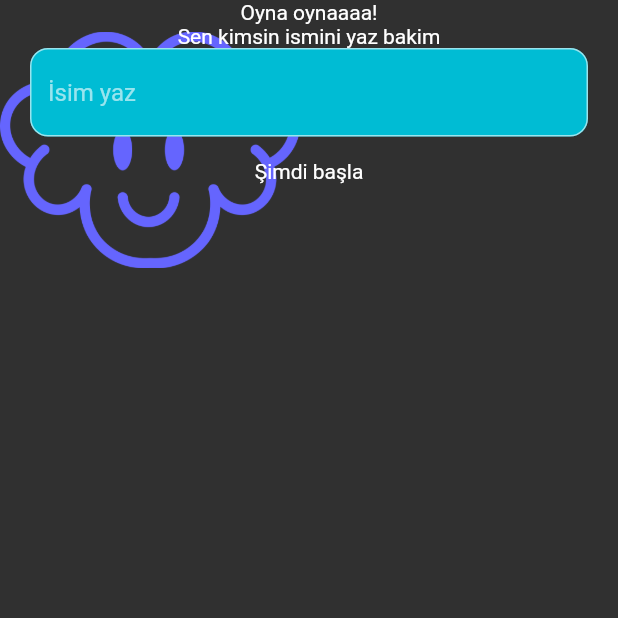
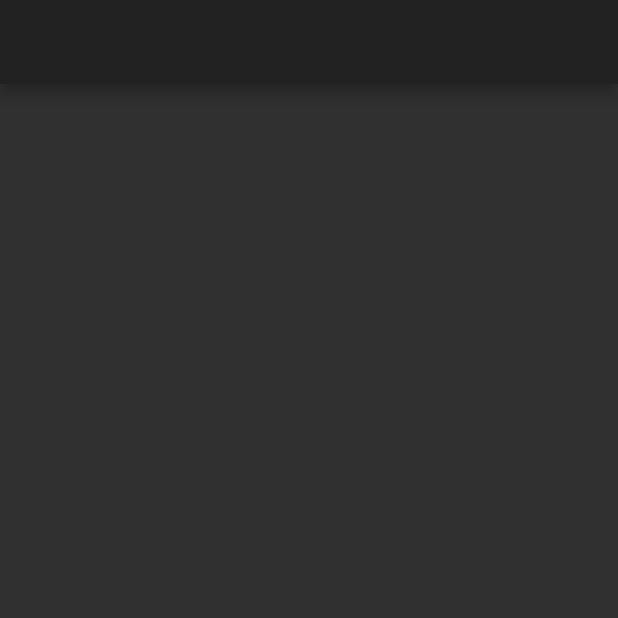
Before and after one commit to shatlykgur/quiz_app, a Flutter app: the screen it shows after launch, on a phone screen of 412 x 824 dp, the top half of it. Run offline on Flutter 3.47's test engine with Material 2 defaults, Android fonts, the light colour scheme and no system bars.

Commit message:
quiz_screen and constants

```diff
--- a/lib/constants.dart
+++ b/lib/constants.dart
@@ -1,4 +1,6 @@
 import 'package:flutter/cupertino.dart';
+
+import 'package:flutter/material.dart';
 
 const kSecondaryColor = Color(0xFF8B94BC);
 const kGreenColor = Color(0xFF6AC259);
--- a/lib/main.dart
+++ b/lib/main.dart
@@ -1,5 +1,7 @@
 import 'package:flutter/material.dart';
-import 'package:quiz_app/welcome_page/welcome_screen.dart';
+import 'package:quiz_app/screens/quiz/quiz_screen.dart';
+import 'package:quiz_app/screens/welcome_page/welcome_screen.dart';
+
 
 void main() => runApp(MyApp());
 
@@ -11,7 +13,7 @@ class MyApp extends StatelessWidget {
       title: 'quiz app',
       debugShowCheckedModeBanner: false,
       theme: ThemeData.dark(),
-      home: WelcomeScreen(),
+      home: QuizScreen(),
     );
   }
 }
--- /dev/null
+++ b/lib/screens/quiz/quiz_screen.dart
@@ -0,0 +1,12 @@
+import 'package:flutter/material.dart';
+
+class QuizScreen extends StatelessWidget {
+  @override
+  Widget build(BuildContext context) {
+    return Scaffold(
+      appBar: AppBar(
+
+      ),
+    );
+  }
+}
--- a/lib/welcome_page/welcome_screen.dart
+++ b/lib/screens/welcome_page/welcome_screen.dart
@@ -7,7 +7,7 @@ class WelcomeScreen extends StatelessWidget {
     return Scaffold(
       body: Stack(
         children: [
-          Image.asset("assets/icons/mascot.png", width: 200, height: 200),
+          Image.asset("assets/images/mascot.png", width: 200, height: 200),
           SafeArea(
             child: Padding(
               padding: const EdgeInsets.symmetric(horizontal: kDefaultPadding),
```
Also changed, not shown: lib/models/Questions.dart (+18 -0 lines), assets/images/mascot.png (renamed from assets/icons/mascot.png).
